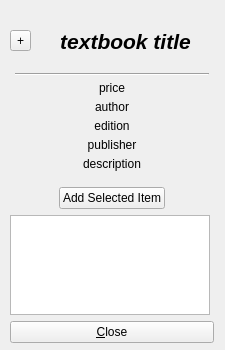
AnkushVarshneya/CUTPS, file D4_TeamJava/cuTPS_gui/TextbookDetailsWindow.ui: the form before one commit.
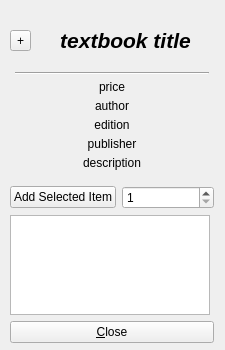
The form after the commit.

Diff of the .ui file:
```diff
--- a/D4_TeamJava/cuTPS_gui/TextbookDetailsWindow.ui
+++ b/D4_TeamJava/cuTPS_gui/TextbookDetailsWindow.ui
@@ -34,7 +34,7 @@
   <property name="windowTitle">
    <string>Form</string>
   </property>
-  <widget class="QWidget" name="">
+  <widget class="QWidget" name="layoutWidget">
    <property name="geometry">
     <rect>
      <x>10</x>
@@ -202,6 +202,13 @@
           </property>
          </widget>
         </item>
+        <item>
+         <widget class="QSpinBox" name="quantityOption">
+          <property name="minimum">
+           <number>1</number>
+          </property>
+         </widget>
+        </item>
        </layout>
       </item>
       <item>
```
Left out of the diff: 5 changed lines with no effect on the pictures.
